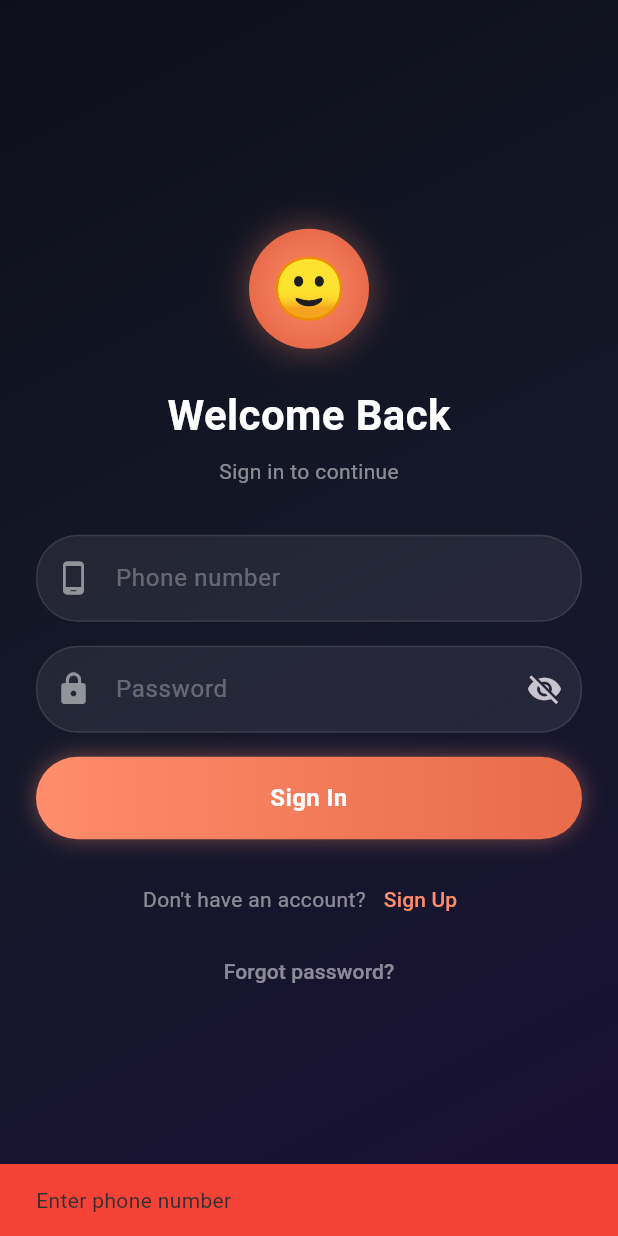
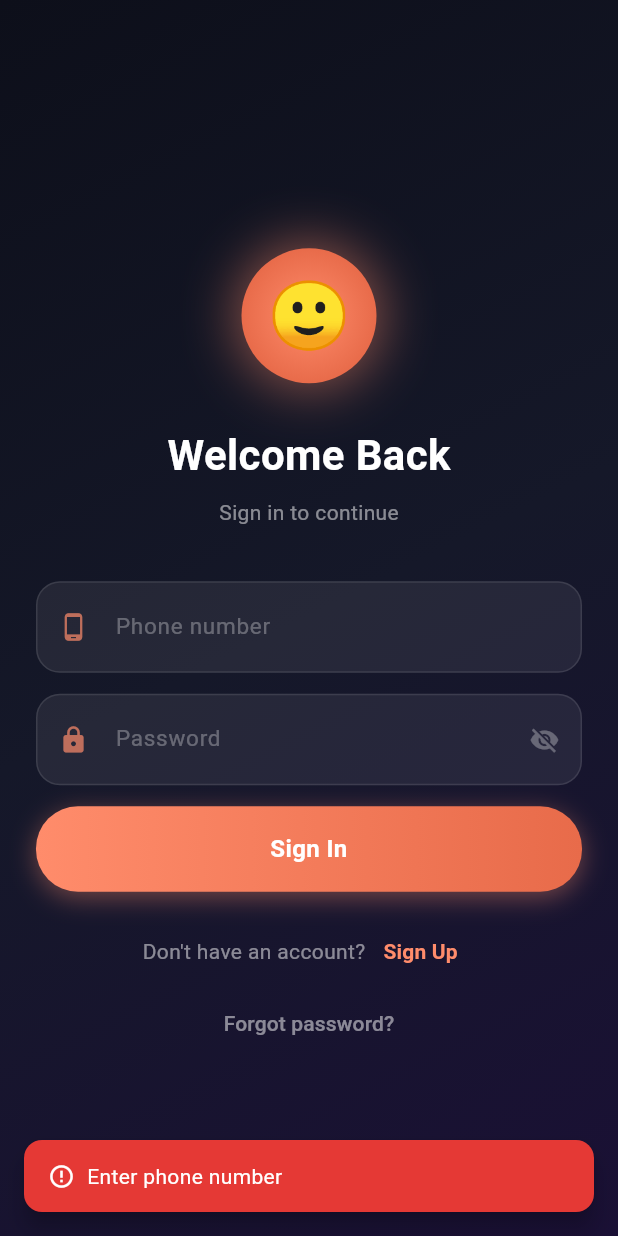
Before and after one commit to ollie81/ollie-flutter, a Flutter app: the AuthScreen screen opened directly, after a tap on "Sign In", on a phone screen of 412 x 824 dp. Run offline on Flutter 3.47's test engine with Material 3 defaults, Android fonts, the light colour scheme and no system bars; our stand-ins replace audioplayers, flutter_secure_storage, permission_handler, shared_preferences; missing offline and left inert: flutter_sound; accounts and stored records are empty; Roboto replaces fonts that are missing (SF Pro Display).

Commit message:
Update auth_screen.dart

```diff
--- a/lib/screens/auth_screen.dart
+++ b/lib/screens/auth_screen.dart
@@ -1,5 +1,6 @@
 import 'package:flutter/material.dart';
 import 'package:shared_preferences/shared_preferences.dart';
+import '../services/api_service.dart';
 import 'home_screen.dart';
 
 enum AuthMode { login, signup, forgot }
@@ -17,27 +18,36 @@ class _AuthScreenState extends State<AuthScreen> {
   final TextEditingController _passwordController = TextEditingController();
   final TextEditingController _confirmController = TextEditingController();
   final TextEditingController _otpController = TextEditingController();
+  final ApiService _api = ApiService();
 
   bool _isLoading = false;
   bool _obscurePassword = true;
   bool _obscureConfirm = true;
-  String _resetOtp = '';
   bool _otpSent = false;
 
   Future<void> _handleSubmit() async {
-    if (_phoneController.text.trim().isEmpty) {
+    final phone = _phoneController.text.trim();
+
+    if (phone.isEmpty) {
       _showError('Enter phone number');
       return;
     }
 
+    setState(() => _isLoading = true);
+
+    try {
       if (_mode == AuthMode.login) {
         if (_passwordController.text.isEmpty) {
           _showError('Enter password');
           return;
         }
-      // TODO: Call your login API
-      _fakeLogin();
+        await _api.login(
+          phoneNumber: phone,
+          password: _passwordController.text,
+        );
+        await _saveAndNavigate(phone);
       }
+
       else if (_mode == AuthMode.signup) {
         if (_passwordController.text.length < 6) {
           _showError('Password must be at least 6 characters');
@@ -47,27 +57,33 @@ class _AuthScreenState extends State<AuthScreen> {
           _showError('Passwords do not match');
           return;
         }
-      // TODO: Call your signup API
-      _fakeSignup();
+        await _api.signup(
+          phoneNumber: phone,
+          password: _passwordController.text,
+        );
+        await _saveAndNavigate(phone);
       }
+
       else if (_mode == AuthMode.forgot) {
         if (!_otpSent) {
-        // Send OTP
-        _resetOtp = '123456';
+          await _api.forgotPassword(phoneNumber: phone);
           setState(() => _otpSent = true);
-        _showError('Demo OTP: 123456');
+          _showSuccess('OTP sent to your phone');
         } else {
-        // Verify OTP and reset password
-        if (_otpController.text != _resetOtp) {
-          _showError('Wrong OTP');
+          if (_otpController.text.isEmpty) {
+            _showError('Enter the OTP');
             return;
           }
           if (_passwordController.text.length < 6) {
             _showError('Password must be at least 6 characters');
             return;
           }
-        // TODO: Call reset password API
-        _showError('Password reset successfully! Login with new password.');
+          await _api.resetPassword(
+            phoneNumber: phone,
+            otp: _otpController.text.trim(),
+            newPassword: _passwordController.text,
+          );
+          _showSuccess('Password reset! Login with new password.');
           setState(() {
             _mode = AuthMode.login;
             _otpSent = false;
@@ -76,39 +92,21 @@ class _AuthScreenState extends State<AuthScreen> {
           });
         }
       }
+    } catch (e) {
+      _showError(e.toString().replaceAll('Exception: ', ''));
+    } finally {
+      if (mounted) setState(() => _isLoading = false);
+    }
   }
 
-  void _fakeLogin() async {
-    setState(() => _isLoading = true);
-    await Future.delayed(const Duration(seconds: 1));
-    setState(() => _isLoading = false);
-
+  Future<void> _saveAndNavigate(String phone) async {
     final prefs = await SharedPreferences.getInstance();
-    await prefs.setString('phoneNumber', _phoneController.text.trim());
-
+    await prefs.setString('phoneNumber', phone);
     if (mounted) {
       Navigator.pushReplacement(
         context,
         MaterialPageRoute(
-          builder: (_) => HomeScreen(phoneNumber: _phoneController.text.trim()),
-        ),
-      );
-    }
-  }
-
-  void _fakeSignup() async {
-    setState(() => _isLoading = true);
-    await Future.delayed(const Duration(seconds: 1));
-    setState(() => _isLoading = false);
-
-    final prefs = await SharedPreferences.getInstance();
-    await prefs.setString('phoneNumber', _phoneController.text.trim());
-
-    if (mounted) {
-      Navigator.pushReplacement(
-        context,
-        MaterialPageRoute(
-          builder: (_) => HomeScreen(phoneNumber: _phoneController.text.trim()),
+          builder: (_) => HomeScreen(phoneNumber: phone),
         ),
       );
     }
@@ -117,8 +115,35 @@ class _AuthScreenState extends State<AuthScreen> {
   void _showError(String message) {
     ScaffoldMessenger.of(context).showSnackBar(
       SnackBar(
-        content: Text(message),
-        backgroundColor: Colors.red,
+        content: Row(
+          children: [
+            const Icon(Icons.error_outline, color: Colors.white, size: 18),
+            const SizedBox(width: 8),
+            Expanded(child: Text(message, style: const TextStyle(color: Colors.white))),
+          ],
+        ),
+        backgroundColor: const Color(0xFFE53935),
+        behavior: SnackBarBehavior.floating,
+        shape: RoundedRectangleBorder(borderRadius: BorderRadius.circular(12)),
+        margin: const EdgeInsets.all(16),
+      ),
+    );
+  }
+
+  void _showSuccess(String message) {
+    ScaffoldMessenger.of(context).showSnackBar(
+      SnackBar(
+        content: Row(
+          children: [
+            const Icon(Icons.check_circle_outline, color: Colors.white, size: 18),
+            const SizedBox(width: 8),
+            Expanded(child: Text(message, style: const TextStyle(color: Colors.white))),
+          ],
+        ),
+        backgroundColor: const Color(0xFF43A047),
+        behavior: SnackBarBehavior.floating,
+        shape: RoundedRectangleBorder(borderRadius: BorderRadius.circular(12)),
+        margin: const EdgeInsets.all(16),
       ),
     );
   }
@@ -135,15 +160,22 @@ class _AuthScreenState extends State<AuthScreen> {
           ),
         ),
         child: SafeArea(
-          child: Padding(
+          child: SingleChildScrollView(
             padding: const EdgeInsets.all(24),
+            child: ConstrainedBox(
+              constraints: BoxConstraints(
+                minHeight: MediaQuery.of(context).size.height -
+                    MediaQuery.of(context).padding.top -
+                    MediaQuery.of(context).padding.bottom,
+              ),
               child: Column(
                 mainAxisAlignment: MainAxisAlignment.center,
                 children: [
+                  const SizedBox(height: 40),
                   // Orb
                   Container(
-                  width: 80,
-                  height: 80,
+                    width: 90,
+                    height: 90,
                     decoration: BoxDecoration(
                       shape: BoxShape.circle,
                       gradient: const RadialGradient(
@@ -151,21 +183,25 @@ class _AuthScreenState extends State<AuthScreen> {
                       ),
                       boxShadow: [
                         BoxShadow(
-                        color: const Color(0xFFFF8C6B).withValues(alpha: 0.4),
-                        blurRadius: 20,
+                          color: const Color(0xFFFF8C6B).withOpacity(0.5),
+                          blurRadius: 30,
+                          spreadRadius: 4,
                         ),
                       ],
                     ),
                     child: const Center(
-                    child: Text('🙂', style: TextStyle(fontSize: 40)),
+                      child: Text('🙂', style: TextStyle(fontSize: 44)),
                     ),
                   ),
-                const SizedBox(height: 24),
+                  const SizedBox(height: 28),
+
                   // Title
                   Text(
                     _mode == AuthMode.login
                         ? 'Welcome Back'
-                      : (_mode == AuthMode.signup ? 'Create Account' : 'Reset Password'),
+                        : (_mode == AuthMode.signup
+                            ? 'Create Account'
+                            : 'Reset Password'),
                     style: const TextStyle(
                       color: Colors.white,
                       fontSize: 28,
@@ -176,13 +212,16 @@ class _AuthScreenState extends State<AuthScreen> {
                   Text(
                     _mode == AuthMode.login
                         ? 'Sign in to continue'
-                      : (_mode == AuthMode.signup ? 'Join Ollie today' : 'Enter your phone number'),
+                        : (_mode == AuthMode.signup
+                            ? 'Join Ollie today'
+                            : 'Enter your phone number'),
                     style: TextStyle(
-                    color: Colors.white.withValues(alpha: 0.5),
+                      color: Colors.white.withOpacity(0.5),
                       fontSize: 14,
                     ),
                   ),
-                const SizedBox(height: 32),
+                  const SizedBox(height: 36),
+
                   // Phone Field
                   _buildTextField(
                     controller: _phoneController,
@@ -190,8 +229,9 @@ class _AuthScreenState extends State<AuthScreen> {
                     icon: Icons.phone_android,
                     keyboardType: TextInputType.phone,
                   ),
-                const SizedBox(height: 16),
-                // Password Field (not for forgot OTP stage)
+                  const SizedBox(height: 14),
+
+                  // Password Field
                   if (_mode != AuthMode.forgot || (_mode == AuthMode.forgot && _otpSent)) ...[
                     _buildTextField(
                       controller: _passwordController,
@@ -199,12 +239,17 @@ class _AuthScreenState extends State<AuthScreen> {
                       icon: Icons.lock,
                       obscure: _obscurePassword,
                       suffixIcon: IconButton(
-                      icon: Icon(_obscurePassword ? Icons.visibility_off : Icons.visibility),
+                        icon: Icon(
+                          _obscurePassword ? Icons.visibility_off : Icons.visibility,
+                          color: Colors.white.withOpacity(0.3),
+                          size: 20,
+                        ),
                         onPressed: () => setState(() => _obscurePassword = !_obscurePassword),
                       ),
                     ),
-                  const SizedBox(height: 16),
+                    const SizedBox(height: 14),
                   ],
+
                   // Confirm Password (signup only)
                   if (_mode == AuthMode.signup) ...[
                     _buildTextField(
@@ -213,13 +258,18 @@ class _AuthScreenState extends State<AuthScreen> {
                       icon: Icons.lock_outline,
                       obscure: _obscureConfirm,
                       suffixIcon: IconButton(
-                      icon: Icon(_obscureConfirm ? Icons.visibility_off : Icons.visibility),
+                        icon: Icon(
+                          _obscureConfirm ? Icons.visibility_off : Icons.visibility,
+                          color: Colors.white.withOpacity(0.3),
+                          size: 20,
+                        ),
                         onPressed: () => setState(() => _obscureConfirm = !_obscureConfirm),
                       ),
                     ),
-                  const SizedBox(height: 16),
+                    const SizedBox(height: 14),
                   ],
-                // OTP Field (forgot mode after OTP sent)
+
+                  // OTP Field
                   if (_mode == AuthMode.forgot && _otpSent) ...[
                     _buildTextField(
                       controller: _otpController,
@@ -227,73 +277,94 @@ class _AuthScreenState extends State<AuthScreen> {
                       icon: Icons.pin,
                       keyboardType: TextInputType.number,
                     ),
-                  const SizedBox(height: 16),
+                    const SizedBox(height: 14),
                   ],
+
                   // Submit Button
                   GestureDetector(
-                  onTap: _handleSubmit,
+                    onTap: _isLoading ? null : _handleSubmit,
                     child: Container(
                       width: double.infinity,
-                    padding: const EdgeInsets.symmetric(vertical: 16),
+                      padding: const EdgeInsets.symmetric(vertical: 17),
                       decoration: BoxDecoration(
                         borderRadius: BorderRadius.circular(28),
-                      gradient: const LinearGradient(
-                        colors: [Color(0xFFFF8C6B), Color(0xFFE86B4A)],
+                        gradient: LinearGradient(
+                          colors: _isLoading
+                              ? [
+                                  const Color(0xFFFF8C6B).withOpacity(0.5),
+                                  const Color(0xFFE86B4A).withOpacity(0.5),
+                                ]
+                              : const [Color(0xFFFF8C6B), Color(0xFFE86B4A)],
                         ),
                         boxShadow: [
                           BoxShadow(
-                          color: const Color(0xFFFF8C6B).withValues(alpha: 0.4),
-                          blurRadius: 12,
+                            color: const Color(0xFFFF8C6B).withOpacity(0.4),
+                            blurRadius: 14,
+                            offset: const Offset(0, 4),
                           ),
                         ],
                       ),
                       child: _isLoading
-                        ? const SizedBox(
-                            width: 20,
-                            height: 20,
+                          ? const Center(
+                              child: SizedBox(
+                                width: 22,
+                                height: 22,
                                 child: CircularProgressIndicator(
-                              strokeWidth: 2,
+                                  strokeWidth: 2.5,
                                   color: Colors.white,
+                                ),
                               ),
                             )
                           : Text(
                               _mode == AuthMode.login
                                   ? 'Sign In'
-                                : (_mode == AuthMode.signup ? 'Create Account' : (_otpSent ? 'Reset Password' : 'Send OTP')),
+                                  : (_mode == AuthMode.signup
+                                      ? 'Create Account'
+                                      : (_otpSent ? 'Reset Password' : 'Send OTP')),
                               textAlign: TextAlign.center,
                               style: const TextStyle(
                                 color: Colors.white,
-                              fontWeight: FontWeight.w600,
+                                fontWeight: FontWeight.w700,
                                 fontSize: 16,
                               ),
                             ),
                     ),
                   ),
                   const SizedBox(height: 16),
-                // Bottom Links
+
+                  // Switch login/signup
                   if (_mode != AuthMode.forgot)
                     Row(
                       mainAxisAlignment: MainAxisAlignment.center,
                       children: [
                         Text(
-                        _mode == AuthMode.login ? "Don't have an account?" : "Already have an account?",
-                        style: TextStyle(color: Colors.white.withValues(alpha: 0.5)),
+                          _mode == AuthMode.login
+                              ? "Don't have an account?"
+                              : "Already have an account?",
+                          style: TextStyle(color: Colors.white.withOpacity(0.5)),
                         ),
                         TextButton(
                           onPressed: () {
                             setState(() {
-                            _mode = _mode == AuthMode.login ? AuthMode.signup : AuthMode.login;
+                              _mode = _mode == AuthMode.login
+                                  ? AuthMode.signup
+                                  : AuthMode.login;
                               _passwordController.clear();
                               _confirmController.clear();
                             });
                           },
                           child: Text(
                             _mode == AuthMode.login ? 'Sign Up' : 'Sign In',
-                          style: const TextStyle(color: Color(0xFFFF8C6B)),
+                            style: const TextStyle(
+                              color: Color(0xFFFF8C6B),
+                              fontWeight: FontWeight.w600,
+                            ),
                           ),
                         ),
                       ],
                     ),
+
+                  // Forgot password link
                   if (_mode == AuthMode.login)
                     TextButton(
                       onPressed: () {
@@ -306,9 +377,11 @@ class _AuthScreenState extends State<AuthScreen> {
                       },
                       child: Text(
                         'Forgot password?',
-                      style: TextStyle(color: Colors.white.withValues(alpha: 0.5)),
+                        style: TextStyle(color: Colors.white.withOpacity(0.5)),
                       ),
                     ),
+
+                  // Back to login
                   if (_mode == AuthMode.forgot)
                     TextButton(
                       onPressed: () {
@@ -321,10 +394,12 @@ class _AuthScreenState extends State<AuthScreen> {
                       },
                       child: Text(
                         'Back to Login',
-                      style: TextStyle(color: Colors.white.withValues(alpha: 0.5)),
+                        style: TextStyle(color: Colors.white.withOpacity(0.5)),
                       ),
                     ),
+                  const SizedBox(height: 40),
                 ],
+              ),
             ),
           ),
         ),
@@ -342,22 +417,26 @@ class _AuthScreenState extends State<AuthScreen> {
   }) {
     return Container(
       decoration: BoxDecoration(
-        borderRadius: BorderRadius.circular(28),
-        color: Colors.white.withValues(alpha: 0.07),
-        border: Border.all(color: Colors.white.withValues(alpha: 0.1)),
+        borderRadius: BorderRadius.circular(16),
+        color: Colors.white.withOpacity(0.07),
+        border: Border.all(color: Colors.white.withOpacity(0.1)),
       ),
       child: TextField(
         controller: controller,
         obscureText: obscure,
         keyboardType: keyboardType,
-        style: const TextStyle(color: Colors.white),
+        style: const TextStyle(color: Colors.white, fontSize: 15),
         decoration: InputDecoration(
           hintText: hint,
-          hintStyle: TextStyle(color: Colors.white.withValues(alpha: 0.3)),
-          prefixIcon: Icon(icon, color: Colors.white.withValues(alpha: 0.5)),
+          hintStyle: TextStyle(color: Colors.white.withOpacity(0.3)),
+          prefixIcon: Icon(
+            icon,
+            color: const Color(0xFFFF8C6B).withOpacity(0.7),
+            size: 20,
+          ),
           suffixIcon: suffixIcon,
           border: InputBorder.none,
-          contentPadding: const EdgeInsets.symmetric(vertical: 16),
+          contentPadding: const EdgeInsets.symmetric(vertical: 18, horizontal: 16),
         ),
       ),
     );
```
Lines whose indentation alone changed are shown as unchanged.
